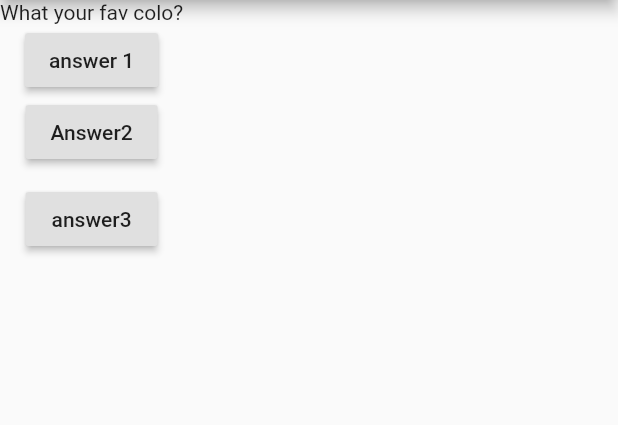
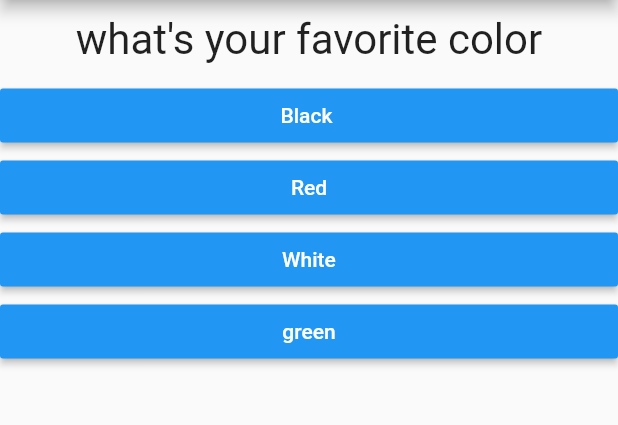
Before and after one commit to AshishLawaju/Quiz-App, a Flutter app: the screen it shows after launch, on a phone screen of 412 x 824 dp, the part 84-509 px from its top. Run offline on Flutter 3.47's test engine with Material 2 defaults, Android fonts, the phone set to English and light mode, and no system bars.

```diff
--- /dev/null
+++ b/lib/answer.dart
@@ -0,0 +1,21 @@
+import 'package:flutter/material.dart';
+
+class Answer extends StatelessWidget {
+  final VoidCallback selectHandler;
+  final String answerText;
+
+  Answer(this.selectHandler, this.answerText);
+
+  @override
+  Widget build(BuildContext context) {
+    return Container(
+      width: double.infinity,
+      child: RaisedButton(
+        textColor: Colors.white,
+        color: Colors.blue,
+        onPressed: selectHandler,
+        child: Text(answerText),
+      ),
+    );
+  }
+}
--- a/lib/main.dart
+++ b/lib/main.dart
@@ -1,5 +1,6 @@
 import 'package:flutter/material.dart';
 import 'question.dart';
+import 'answer.dart';
 
 void main() {
   runApp(MyApp());
@@ -16,15 +17,34 @@ class MyApp extends StatefulWidget {
 class _MyAppState extends State<MyApp> {
   var _questionIndex = 0;
   void _ansQues() {
+    // ? can be null aslo
+    if (_questionIndex < questions.length) {
+      print("we have more question !");
+    }
     setState(() {
       _questionIndex++;
     });
   }
 
+  final questions = const [
+    {
+      'questionText': 'what\'s your favorite color',
+      'answer': ['Black ', 'Red', 'White', 'green']
+    },
+    {
+      'questionText': 'what\'s you favorite animal',
+      'answer': ['rabbit ', 'Snake', 'Lion', 'elp']
+    },
+    {
+      'questionText': 'what\'s you favorite instructor',
+      'answer': ['max ', 'max', 'max', 'max']
+    },
+  ];
+
   List<String> question = ["What your fav colo?", "what your fav animal?"];
   @override
   Widget build(BuildContext context) {
-    var ques = ['what\'s your favorite color', 'what\'s you favorite animal'];
+    //questions = []; //deosenot work if const questions
     return MaterialApp(
         home: Scaffold(
       appBar: AppBar(
@@ -32,19 +52,11 @@ class _MyAppState extends State<MyApp> {
       ),
       body: Column(
         children: [
-          Question(question[_questionIndex]),
-          RaisedButton(
-            onPressed: _ansQues, //passing pointer not function
-            child: Text('answer 1'),
-          ),
-          RaisedButton(
-            onPressed: () {},
-            child: Text('Answer2'),
-          ),
-          SizedBox(
-            height: 10,
-          ),
-          RaisedButton(onPressed: () {}, child: Text('answer3'))
+          Question(questions[_questionIndex]['questionText'] as String),
+          ...(questions[_questionIndex]['answer'] as List<String>)
+              .map((answer) {
+            return Answer(_ansQues, answer);
+          }).toList()
         ],
       ),
     ));
--- a/lib/question.dart
+++ b/lib/question.dart
@@ -1,12 +1,20 @@
 import 'package:flutter/material.dart';
 
 class Question extends StatelessWidget {
-  String questionText;
+  final String questionText;
 
   Question(this.questionText);
 
   @override
   Widget build(BuildContext context) {
-    return Text(questionText);
+    return Container(
+      width: double.infinity,
+      margin: EdgeInsets.all(10),
+      child: Text(
+        questionText,
+        style: TextStyle(fontSize: 28),
+        textAlign: TextAlign.center,
+      ),
+    );
   }
 }
```
